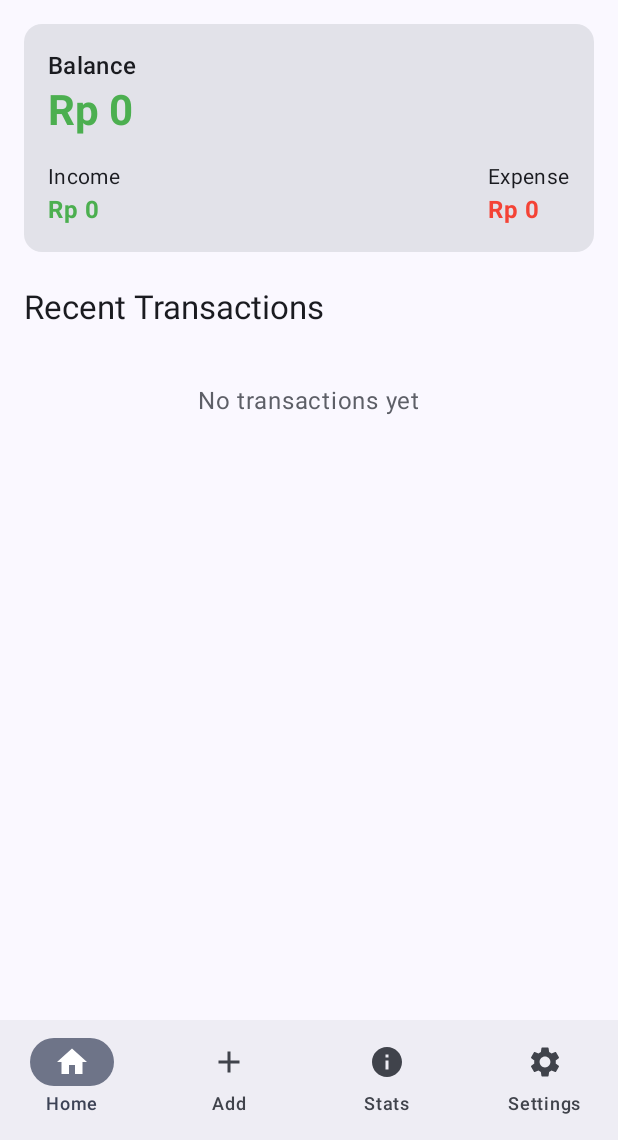
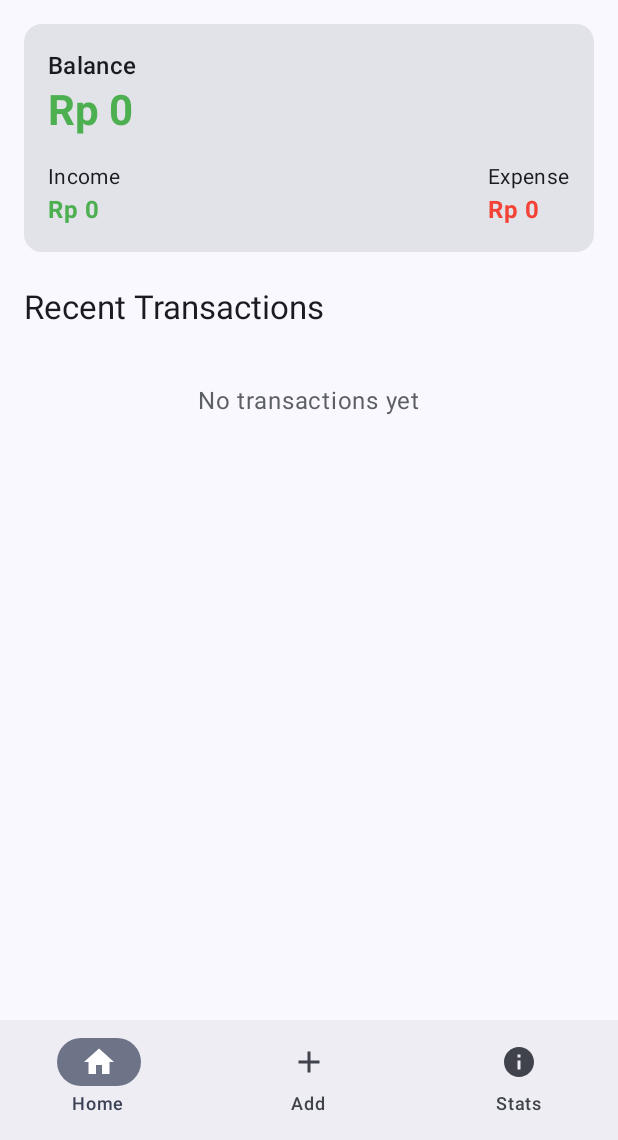
Before and after one commit to xcurvnubaim/ppb-ets-money-notes, an Android app built with Jetpack Compose: the screen it shows after launch (MainActivity), on a phone screen of 412 x 824 dp, the part 96-1236 px from its top. Run offline under Robolectric (Android 15) with nearby library versions, the phone set to English and light mode, and no system bars; our stand-ins replace Room's generated code.

Commit message:
feat: disable setting

```diff
--- a/app/src/main/java/com/example/mymoneynotes/MainActivity.kt
+++ b/app/src/main/java/com/example/mymoneynotes/MainActivity.kt
@@ -84,12 +84,12 @@ fun MyMoneyNotesApp(
                         icon = { Icon(imageVector = androidx.compose.material.icons.Icons.Default.Info, contentDescription = "Stats") },
                         label = { Text("Stats") }
                     )
-                    NavigationBarItem(
-                        selected = false,
-                        onClick = { navController.navigate("settings") },
-                        icon = { Icon(imageVector = androidx.compose.material.icons.Icons.Default.Settings, contentDescription = "Settings") },
-                        label = { Text("Settings") }
-                    )
+//                    NavigationBarItem(
+//                        selected = false,
+//                        onClick = { navController.navigate("settings") },
+//                        icon = { Icon(imageVector = androidx.compose.material.icons.Icons.Default.Settings, contentDescription = "Settings") },
+//                        label = { Text("Settings") }
+//                    )
                 }
             }
         ) { innerPadding ->
```
